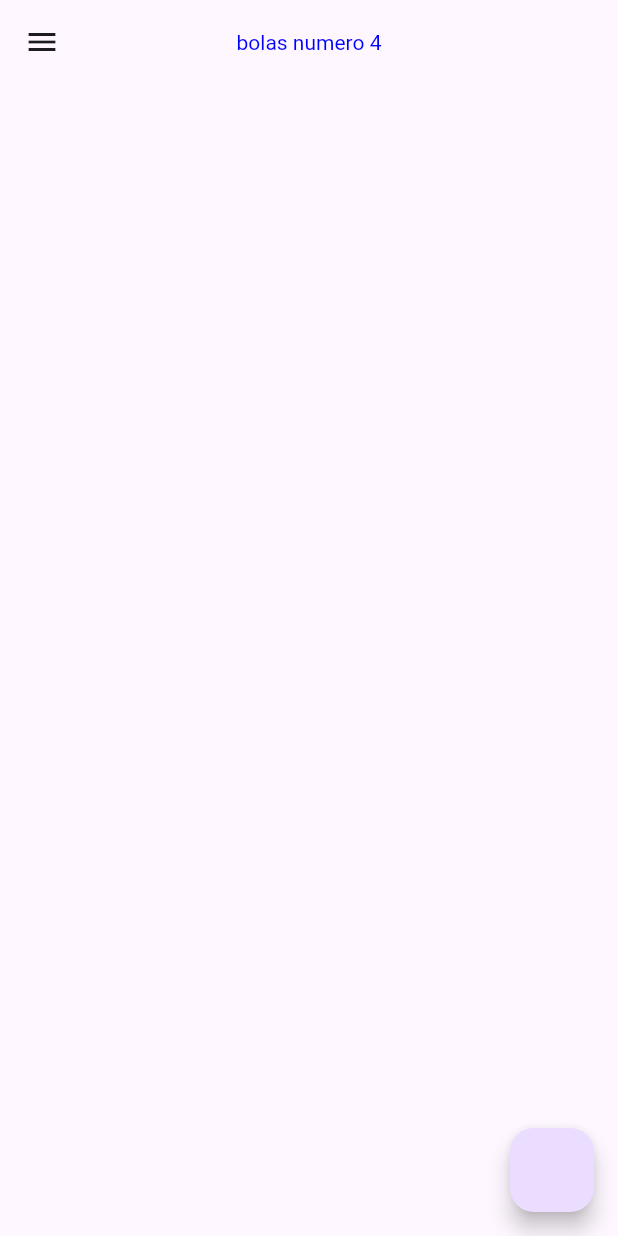
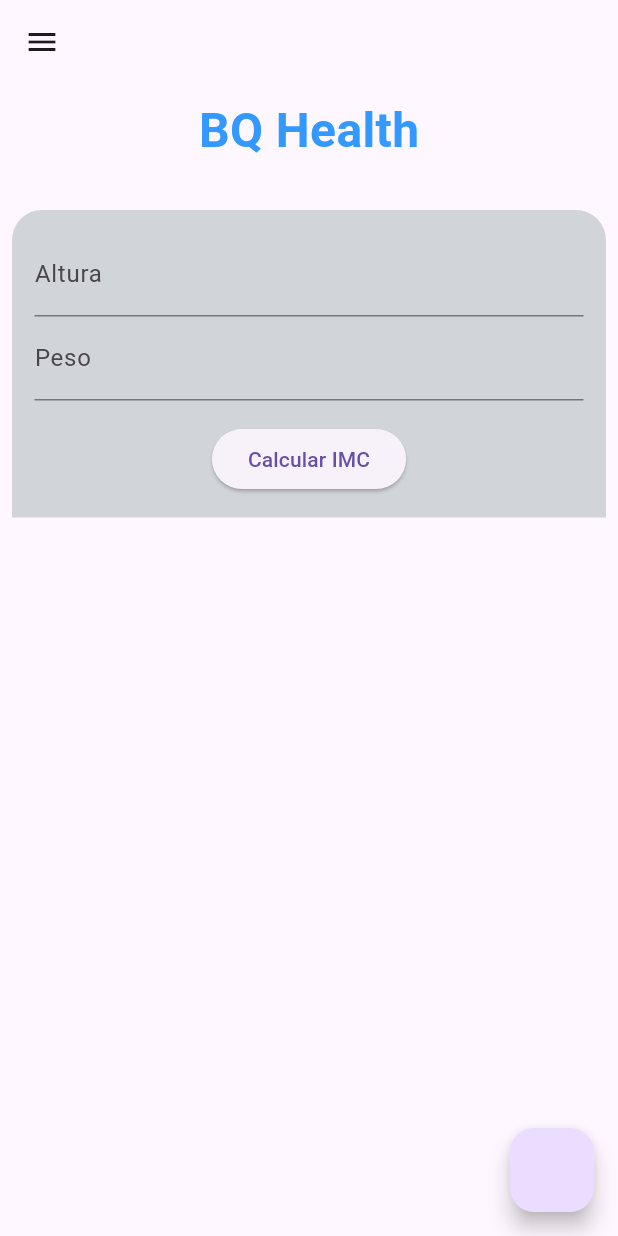
Before and after one commit to HarryDigo/ex-DS, a Flutter app: the screen it shows after launch, on a phone screen of 412 x 824 dp. Run offline on Flutter 3.47's test engine with Material 3 defaults, Android fonts, the phone set to English and light mode, and no system bars; Roboto replaces fonts that are missing (Arial).

Commit message:
aula pm: formulario

```diff
--- a/PM/react/app_review/lib/main.dart
+++ b/PM/react/app_review/lib/main.dart
@@ -2,5 +2,5 @@ import 'package:flutter/material.dart';
 import 'src/my_app.dart';
 
 void main() {
-    runApp(MyApp());
+    runApp(const MyApp());
 }
--- /dev/null
+++ b/PM/react/app_review/lib/src/components/bmi_form.dart
@@ -0,0 +1,42 @@
+import 'package:flutter/material.dart';
+
+class BmiForm extends StatefulWidget {
+    const BmiForm({super.key});
+
+    @override
+    State<BmiForm> createState() => _BmiFormState();
+}
+
+class _BmiFormState extends State<BmiForm> {
+    @override
+    Widget build(BuildContext context) {
+        return Form(
+            child: Padding(
+                padding: const EdgeInsets.all(15),
+                child: Column(
+                    children: [
+                        TextFormField(
+                            decoration: const InputDecoration(
+                                labelText: "Altura"
+                            ),
+                        ),
+                        TextFormField(
+                            decoration: const InputDecoration(
+                                labelText: "Peso"
+                            ),
+                        ),
+                        Padding(
+                            padding: const EdgeInsets.only(top: 15),
+                            child: Center(
+                                child: ElevatedButton(
+                                    onPressed: () {},
+                                    child: const Text("Calcular IMC")
+                                ),
+                            ),
+                        )
+                    ],
+                ),
+            ),
+        );
+    }
+}
--- a/PM/react/app_review/lib/src/components/general_appbar.dart
+++ b/PM/react/app_review/lib/src/components/general_appbar.dart
@@ -1,12 +1,3 @@
 import 'package:flutter/material.dart';
 
-var appBarGen = AppBar(
-    title: const Text ("bolas numero 4", style:titleStyle),
-    centerTitle: true,
-);
-
-const titleStyle = TextStyle(
-    fontSize: 14,
-    fontFamily: "Arial",
-    color: Color(0xff0000ff)
-);
+var appBarGen = AppBar();
--- a/PM/react/app_review/lib/src/pages/home.dart
+++ b/PM/react/app_review/lib/src/pages/home.dart
@@ -1,7 +1,7 @@
 import 'package:flutter/material.dart';
-import 'package:flutter/widgets.dart';
 
 import '../components/general_appbar.dart';
+import '../components/bmi_form.dart';
 
 class Home extends StatefulWidget {
     const Home({super.key});
@@ -15,13 +15,20 @@ class _HomeState extends State<Home> {
     Widget build(BuildContext context) {
         return Scaffold(
             body: Padding(
-              padding: const EdgeInsets.all(8.0),
-              child: Column(
-                  children: [
-                      Container(),
-                      Container()
-                  ],
-              ),
+                padding: const EdgeInsets.all(8.0),
+                child: Column(
+                    children: [
+                        const Text("BQ Health", style: titleStyle,),
+                        Padding(
+                            padding: const EdgeInsets.only(top: 30),
+                            child: Container(
+                                decoration: boxDecor,
+                                width: double.infinity,
+                                child: const BmiForm(),
+                            ),
+                        )
+                    ],
+                ),
             ),
             appBar: appBarGen,
             drawer: const Drawer(
@@ -39,6 +46,17 @@ class _HomeState extends State<Home> {
     }
 }
 
+const titleStyle = TextStyle(
+    fontSize: 32,
+    fontFamily: "Arial",
+    color: Color(0xff3399ff),
+    fontWeight: FontWeight.bold,
+);
+
 const boxDecor = BoxDecoration(
-
+    color: Color(0xffd1d5d9),
+    borderRadius: BorderRadius.only(
+        topLeft: Radius.circular(20),
+        topRight: Radius.circular(20)
+        )
 );
```
Also changed, not shown: PM/react/app_review/pubspec.lock, 1 other file.
